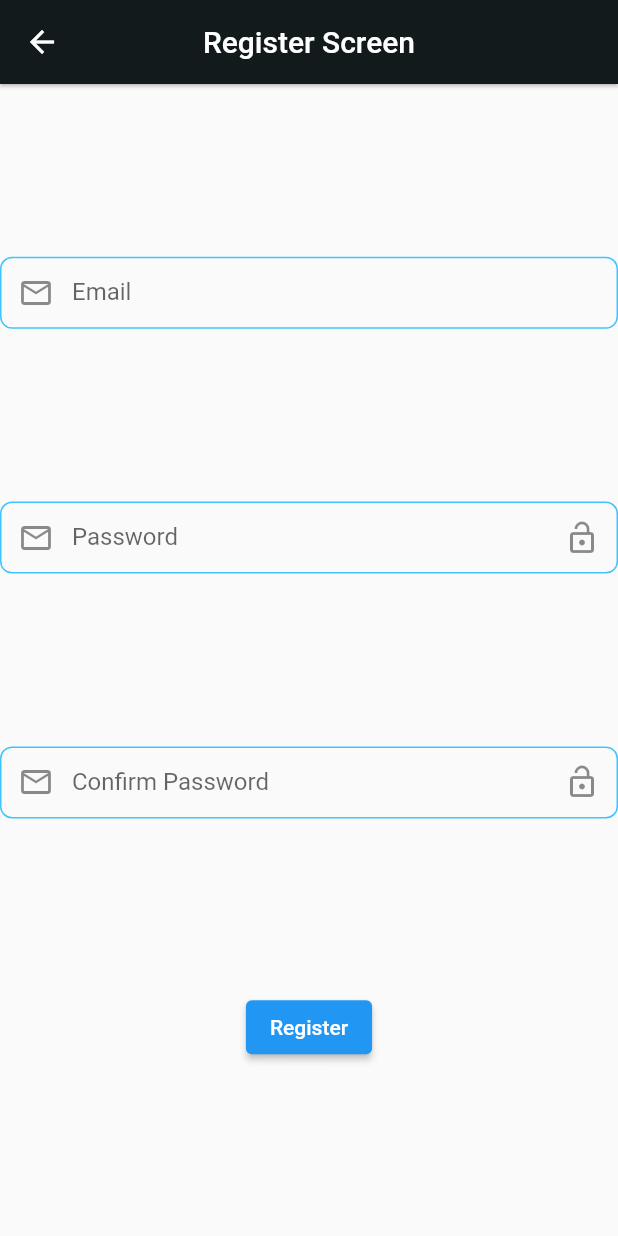
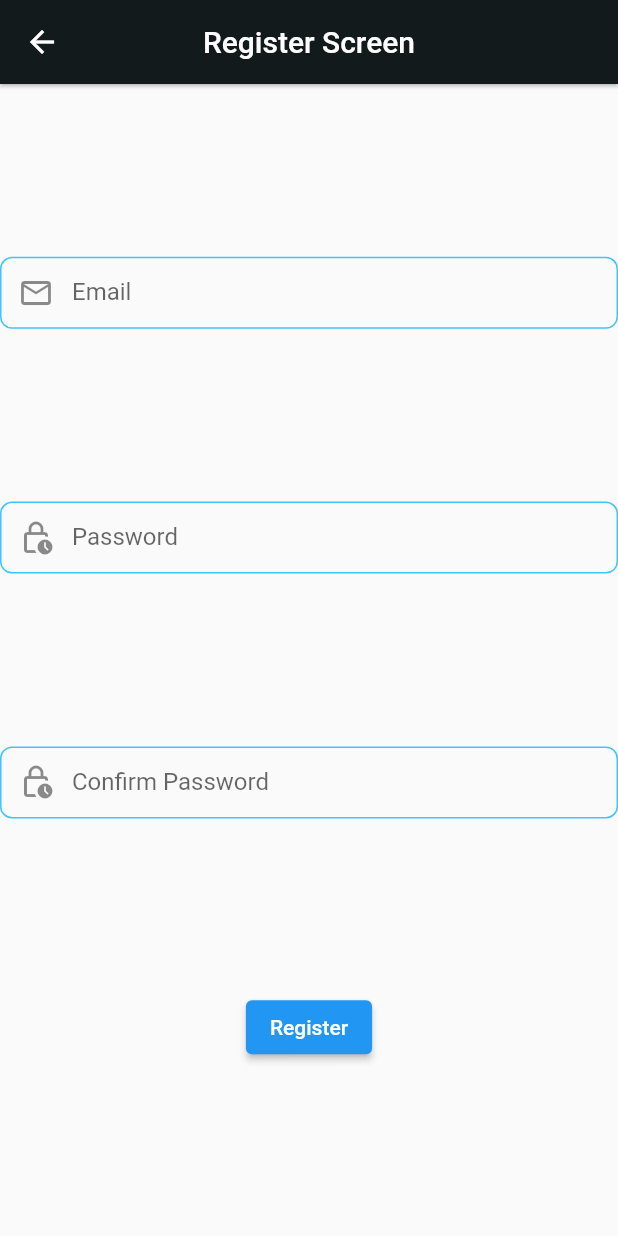
Before and after one commit to lyleverythinG/loginRegistration_firebase_riverpod, a Flutter app: the RegisterScreen screen opened by its route, on a phone screen of 412 x 824 dp. Run offline on Flutter 3.47's test engine with Material 2 defaults, Android fonts, the phone set to English and light mode, and no system bars; our stand-ins replace firebase_auth, flutter_riverpod, form_field_validator; accounts and stored records are empty.

Commit message:
updated reusable widgets made.
all are working as intended.

```diff
--- a/lib/provider/auth_provider.dart
+++ b/lib/provider/auth_provider.dart
@@ -11,9 +11,9 @@ class AuthProvider extends ChangeNotifier {
   User? get user => _firebaseAuth.currentUser;
   bool _isLoading = false;
   bool get isLoading => _isLoading;
-  bool _obscure = false;
+  bool _obscure = true;
   bool get obscure => _obscure;
-  bool _obscureConfirm = false;
+  bool _obscureConfirm = true;
   bool get obscureConfirm => _obscureConfirm;
   set obscure(bool obscure) {
     _obscure = obscure;
--- a/lib/reusable/password_field.dart
+++ b/lib/reusable/password_field.dart
@@ -6,16 +6,17 @@ class PasswordField extends StatelessWidget {
   final String initialValue;
   final bool isObscure;
   final String labelText;
+
   final void Function() onPressed;
-  const PasswordField(
-      {Key? key,
-      required this.onChanged,
-      this.validator,
-      required this.initialValue,
-      required this.labelText,
-      required this.isObscure,
-      required this.onPressed})
-      : super(key: key);
+  const PasswordField({
+    Key? key,
+    required this.onChanged,
+    this.validator,
+    required this.initialValue,
+    required this.labelText,
+    required this.isObscure,
+    required this.onPressed,
+  }) : super(key: key);
 
   @override
   Widget build(BuildContext context) {
@@ -26,11 +27,10 @@ class PasswordField extends StatelessWidget {
       keyboardType: TextInputType.visiblePassword,
       obscureText: isObscure,
       decoration: InputDecoration(
-        suffixIcon: IconButton(
+        prefixIcon: IconButton(
           icon: Icon(isObscure ? Icons.lock_clock_outlined : Icons.lock_open),
           onPressed: onPressed,
         ),
-        prefixIcon: const Icon(Icons.email_outlined),
         labelText: labelText,
       ),
     );
--- a/lib/reusable/text_form_field.dart
+++ b/lib/reusable/text_form_field.dart
@@ -5,23 +5,25 @@ class CustomTextFormField extends StatelessWidget {
   final String? Function(String?)? validator;
   final String initialValue;
   final String labelText;
+  final IconData icon;
   const CustomTextFormField(
       {Key? key,
       required this.onChanged,
       required this.validator,
       required this.initialValue,
-      required this.labelText})
+      required this.labelText,
+      required this.icon})
       : super(key: key);
 
   @override
   Widget build(BuildContext context) {
     return TextFormField(
-      onChanged: (value) => onChanged,
+      onChanged: onChanged,
       validator: validator,
       initialValue: initialValue,
       keyboardType: TextInputType.emailAddress,
       decoration: InputDecoration(
-        prefixIcon: const Icon(Icons.email_outlined),
+        prefixIcon: Icon(icon),
         labelText: labelText,
       ),
     );
--- a/lib/screens/authentication/register.dart
+++ b/lib/screens/authentication/register.dart
@@ -41,6 +41,7 @@ class RegisterScreen extends ConsumerWidget {
             mainAxisAlignment: MainAxisAlignment.spaceEvenly,
             children: [
               CustomTextFormField(
+                icon: Icons.email_outlined,
                 onChanged: (v) => authModel.email = v!,
                 validator:
                     EmailValidator(errorText: Constants.kEnterValidEmail),
```
Also changed, not shown: lib/screens/authentication/login.dart (+7 -1 lines).
